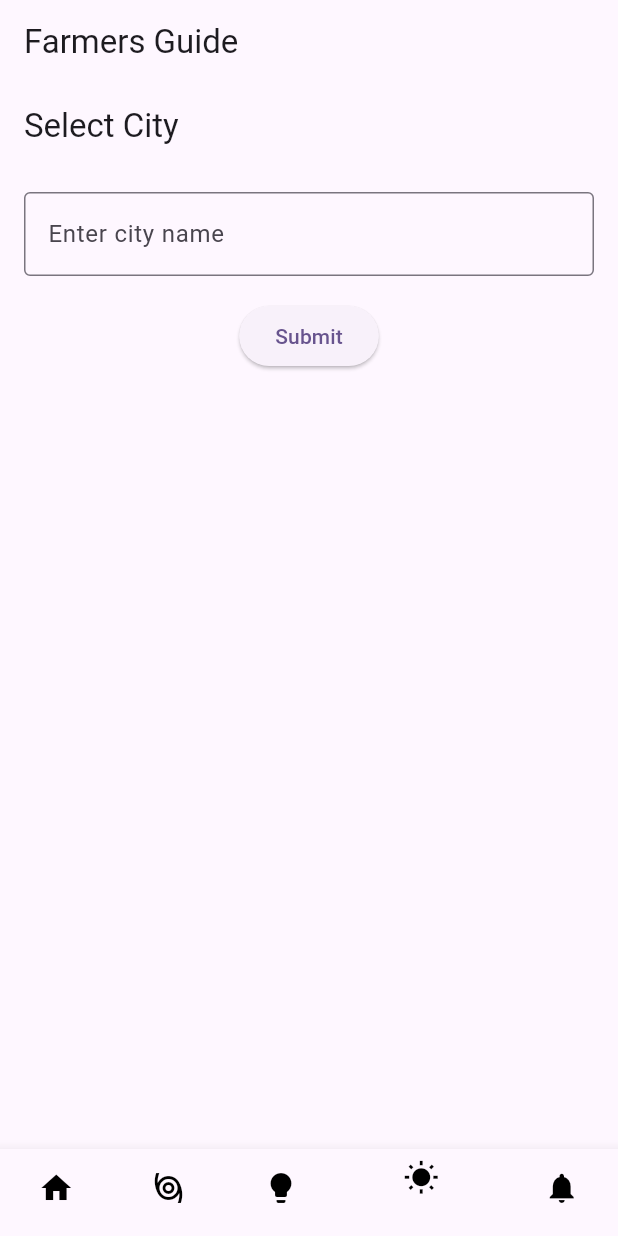
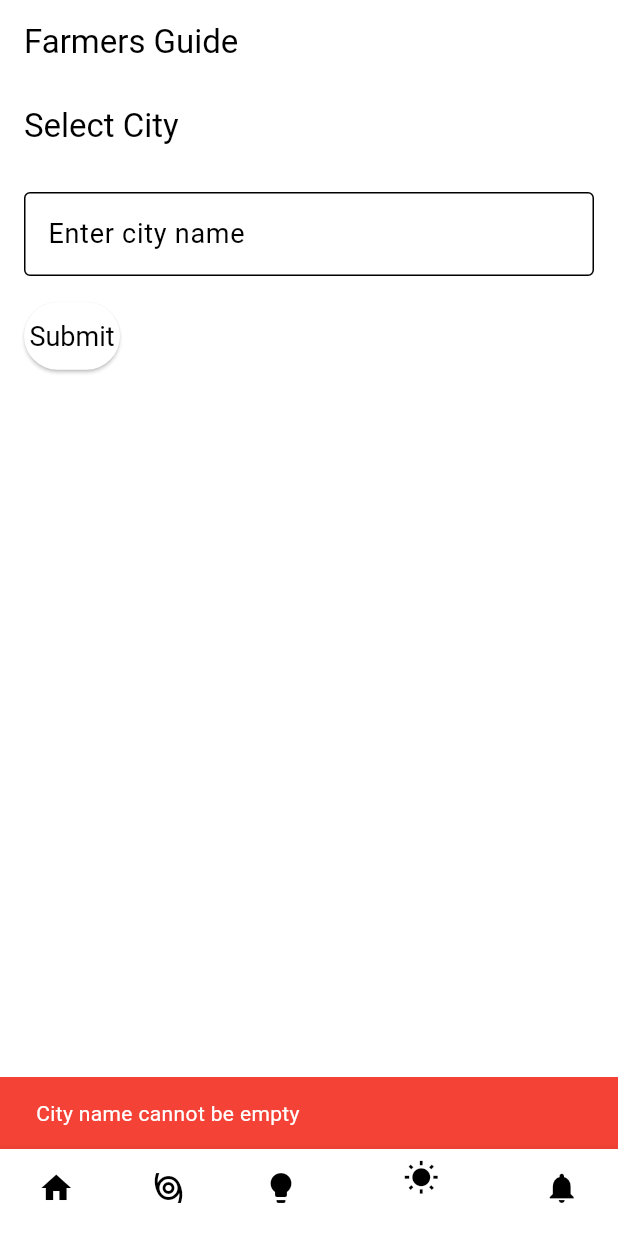
Before and after one commit to gumbogail/farmersguide, a Flutter app: the screen it shows after launch, item 4 of the bottom bar chosen, after a tap on "Submit", on a phone screen of 412 x 824 dp. Run offline on Flutter 3.47's test engine with Material 3 defaults, Android fonts, the phone set to English and light mode, and no system bars.

Commit message:
used a grid layout for the home page and made the app black kand white

```diff
--- a/lib/droughtdatafetch.dart
+++ b/lib/droughtdatafetch.dart
@@ -1,5 +1,4 @@
 import 'dart:convert';
-
 import 'package:farmersguide/droughtresuts.dart';
 import 'package:flutter/foundation.dart';
 import 'package:flutter/material.dart';
@@ -18,9 +17,14 @@ class _CitySelectionState extends State<CitySelection> {
   final TextEditingController _cityController = TextEditingController();
   late double latitude;
   late double longitude;
+  bool _isLoading = false; // Loading state
 
   // Function to fetch coordinates based on city name
   Future<void> _getCoordinatesFromCity(String cityName) async {
+    setState(() {
+      _isLoading = true;
+    });
+
     String apiKey =
         "2381429f64d640a29be0e24e30de2372"; // Replace with your API key
     final url = Uri.parse(
@@ -47,14 +51,14 @@ class _CitySelectionState extends State<CitySelection> {
           ),
         );
       } else {
-        if (kDebugMode) {
-          print("Error fetching coordinates: ${response.statusCode}");
-        }
+        _showErrorSnackbar("Error fetching coordinates");
       }
     } catch (e) {
-      if (kDebugMode) {
-        print("Error fetching coordinates: $e");
-      }
+      _showErrorSnackbar("Error fetching coordinates: $e");
+    } finally {
+      setState(() {
+        _isLoading = false;
+      });
     }
   }
 
@@ -71,15 +75,21 @@ class _CitySelectionState extends State<CitySelection> {
           print("Prediction received");
         }
       } else {
-        if (kDebugMode) {
-          print("Error: ${response.statusCode}");
-        }
+        _showErrorSnackbar("Error: ${response.statusCode}");
       }
     } catch (e) {
-      if (kDebugMode) {
-        print("Error sending coordinates to model: $e");
-      }
+      _showErrorSnackbar("Error sending coordinates to model: $e");
     }
+  }
+
+  // Function to show error snackbar
+  void _showErrorSnackbar(String message) {
+    ScaffoldMessenger.of(context).showSnackBar(
+      SnackBar(
+        content: Text(message),
+        backgroundColor: Colors.red,
+      ),
+    );
   }
 
   @override
@@ -91,23 +101,37 @@ class _CitySelectionState extends State<CitySelection> {
       body: Padding(
         padding: const EdgeInsets.all(16.0),
         child: Column(
+          crossAxisAlignment: CrossAxisAlignment.start,
           children: [
             TextField(
               controller: _cityController,
-              decoration: const InputDecoration(
+              decoration: InputDecoration(
                 labelText: "Enter city name",
-                border: OutlineInputBorder(),
+                border: const OutlineInputBorder(),
+                labelStyle: const TextStyle(fontSize: 18),
               ),
             ),
             const SizedBox(height: 16),
             ElevatedButton(
-              onPressed: () {
-                String city = _cityController.text;
-                if (city.isNotEmpty) {
-                  _getCoordinatesFromCity(city);
-                }
-              },
-              child: const Text("Submit"),
+              onPressed: _isLoading
+                  ? null
+                  : () {
+                      String city = _cityController.text;
+                      if (city.isNotEmpty) {
+                        _getCoordinatesFromCity(city);
+                      } else {
+                        _showErrorSnackbar("City name cannot be empty");
+                      }
+                    },
+              child: _isLoading
+                  ? const CircularProgressIndicator(
+                      color: Colors.white,
+                    )
+                  : const Text("Submit"),
+              style: ElevatedButton.styleFrom(
+                padding: const EdgeInsets.symmetric(vertical: 12),
+                textStyle: const TextStyle(fontSize: 18),
+              ),
             ),
           ],
         ),
--- a/lib/home.dart
+++ b/lib/home.dart
@@ -24,7 +24,7 @@ class _HomePageState extends State<HomePage> {
     super.initState();
     // Initialize the pages with appropriate arguments
     _pages = <Widget>[
-      _homeContent(), // Home content page with buttons
+      _homeContent(), // Home content page with grid view
       const CitySelectionStorm(), // Storm Forecast Page
       const HotTips(
         rainfallForecast: [],
@@ -46,46 +46,58 @@ class _HomePageState extends State<HomePage> {
     });
   }
 
-  // Method to build the home content page
+  // Method to build the home content page with GridView
   Widget _homeContent() {
     return Padding(
       padding: const EdgeInsets.all(16.0),
-      child: Column(
-        crossAxisAlignment: CrossAxisAlignment.start,
-        children: [
-          const Text(
-            'Hello!',
-            style: TextStyle(fontSize: 24, fontWeight: FontWeight.bold),
-          ),
-          const SizedBox(height: 20),
-          ListTile(
-            title: const Text('Storm Forecast'),
-            onTap: () {
-              setState(() {
-                _selectedIndex = 1; // Navigate to Storm Forecast
-              });
-            },
-            leading: const Icon(Icons.storm),
-          ),
-          const Divider(),
-          ListTile(
-            title: const Text('Drought Forecast'),
+      child: GridView.count(
+        crossAxisCount: 2, // Number of items per row
+        crossAxisSpacing: 10, // Space between columns
+        mainAxisSpacing: 10, // Space between rows
+        children: <Widget>[
+          GestureDetector(
             onTap: () {
               setState(() {
                 _selectedIndex = 3; // Navigate to Drought Forecast
               });
             },
-            leading: const Icon(Icons.wb_sunny),
+            child: const Card(
+              elevation: 4,
+              child: Column(
+                mainAxisAlignment: MainAxisAlignment.center,
+                children: [
+                  Icon(Icons.wb_sunny, size: 50, color: Colors.orange),
+                  SizedBox(height: 10),
+                  Text('Drought Forecast',
+                      style:
+                          TextStyle(fontSize: 16, fontWeight: FontWeight.bold)),
+                ],
+              ),
+            ),
           ),
-          const Divider(),
-          ListTile(
-            title: const Text('Hot Tips'),
+          GestureDetector(
             onTap: () {
               setState(() {
                 _selectedIndex = 2; // Navigate to Hot Tips (Insights)
               });
             },
-            leading: const Icon(Icons.lightbulb),
+            child: const Card(
+              elevation: 4,
+              child: Column(
+                mainAxisAlignment: MainAxisAlignment.center,
+                children: [
+                  Icon(
+                    Icons.storm,
+                    size: 50,
+                    color: Colors.blue, // Icon color
+                  ),
+                  SizedBox(height: 10),
+                  Text('Storm forecast',
+                      style:
+                          TextStyle(fontSize: 16, fontWeight: FontWeight.bold)),
+                ],
+              ),
+            ),
           ),
         ],
       ),
@@ -104,24 +116,24 @@ class _HomePageState extends State<HomePage> {
         onTap: _onItemTapped, // Change page on tap
         items: const [
           BottomNavigationBarItem(
-            icon: Icon(Icons.home, color: Colors.black),
+            icon: Icon(Icons.home, color: Color.fromARGB(255, 0, 0, 0)),
             label: 'Home',
           ),
           BottomNavigationBarItem(
-            icon: Icon(Icons.storm, color: Colors.black),
+            icon: Icon(Icons.storm, color: Color.fromARGB(255, 0, 0, 0)),
             label: 'Storm Forecast',
           ),
           BottomNavigationBarItem(
-            icon: Icon(Icons.lightbulb, color: Colors.black),
+            icon: Icon(Icons.lightbulb, color: Color.fromARGB(255, 0, 0, 0)),
             label: 'Hot Tips',
           ),
           BottomNavigationBarItem(
-            icon: Icon(Icons.wb_sunny, color: Colors.black),
+            icon: Icon(Icons.wb_sunny, color: Color.fromARGB(255, 0, 0, 0)),
             label: 'Drought Forecast',
           ),
           BottomNavigationBarItem(
               icon: Icon(Icons.notifications,
-                  color: Colors.black), // Notification Bell
+                  color: Color.fromARGB(255, 0, 0, 0)), // Notification Bell
               label: 'Notifications'),
         ],
       ),
--- a/lib/main.dart
+++ b/lib/main.dart
@@ -1,5 +1,3 @@
-// ignore_for_file: unused_import
-
 import 'package:farmersguide/home.dart';
 import 'package:flutter/material.dart';
 import 'droughtresuts.dart'; // Prediction page
@@ -16,7 +14,27 @@ class MyApp extends StatelessWidget {
     return MaterialApp(
       title: 'Weather Prediction App',
       theme: ThemeData(
-        colorScheme: ColorScheme.fromSeed(seedColor: Colors.deepPurple),
+        brightness: Brightness.light, // Light theme for the app
+        primaryColor: Colors.black, // Primary color (used in app bars, etc.)
+        scaffoldBackgroundColor:
+            const Color.fromARGB(255, 255, 255, 255), // White background
+        appBarTheme: const AppBarTheme(
+          backgroundColor: Colors.white, // White background for the AppBar
+          foregroundColor: Colors.black, // Black text on the AppBar
+        ),
+        colorScheme: const ColorScheme.light(
+          primary: Colors.black, // Black as the primary color
+          onPrimary: Colors.white, // White text/icons on primary color
+          secondary: Colors.black, // Black as the accent color
+          background: Color.fromARGB(255, 255, 255, 255), // White background
+          surface: Color.fromARGB(
+              255, 255, 255, 255), // White surface (cards, buttons, etc.)
+          onSurface: Colors.black, // Black text/icons on surface color
+        ),
+        textTheme: const TextTheme(
+          bodyMedium: TextStyle(
+              color: Color.fromARGB(255, 0, 0, 0)), // Black body text color
+        ),
         useMaterial3: true,
       ),
       home: const HomePage(
--- a/lib/stormfetchdata.dart
+++ b/lib/stormfetchdata.dart
@@ -135,7 +135,7 @@ class _CitySelectionStormState extends State<CitySelectionStorm> {
               },
               child: _isLoading
                   ? const CircularProgressIndicator(
-                      color: Colors.white,
+                      color: Color.fromARGB(255, 0, 0, 0),
                     )
                   : const Text("Submit"),
             ),
```
Also changed, not shown: lib/insights.dart (+14 -0 lines), lib/stormresult.dart (+23 -2 lines).
